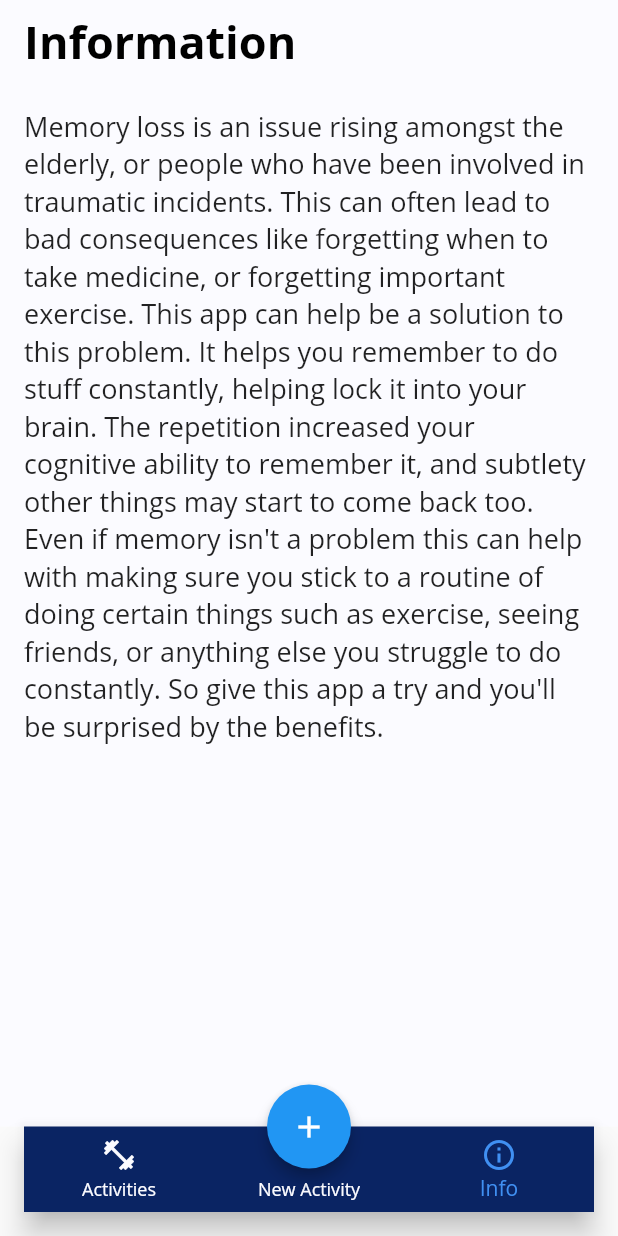
After one commit to IlluzionzDev/ActivityApp, a Flutter app: the screen it shows after launch, item 3 of the bottom bar chosen, on a phone screen of 412 x 824 dp. The commit adds this screen. Run offline on Flutter 3.47's test engine with Material 2 defaults, Android fonts, the phone set to English and light mode, and no system bars; our stand-ins replace flutter_datetime_picker, flutter_local_notifications, weekday_selector.

Commit message:
First prototype

```diff
--- a/lib/activity/activity_popup.dart
+++ b/lib/activity/activity_popup.dart
@@ -1,5 +1,6 @@
 import 'package:flutter/material.dart';
 import 'package:flutter_app/activity/activity.dart';
+import 'package:flutter_app/screens/analytics_screen.dart';
 import 'package:flutter_app/screens/create_activity.dart';
 import 'package:provider/provider.dart';
 
@@ -25,8 +26,13 @@ class ActivityOptions {
           Navigator.push(
               _context,
               MaterialPageRoute(
+                  builder: (context) => new UpdateActivity(_activity, true)));
+        } else if (result == ActivityOption.ANALYTICS) {
+          Navigator.push(
+              _context,
+              MaterialPageRoute(
                   builder: (context) =>
-                  new UpdateActivity(_activity, true)));
+                  new AnalyticsScreen(_activity)));
         } else if (result == ActivityOption.DELETE) {
           this.model.remove(_activity.id);
         }
--- a/lib/activity/timer/custom_timer.dart
+++ b/lib/activity/timer/custom_timer.dart
@@ -1,5 +1,8 @@
 // Class to store timer data
 class CustomTimer {
+
+  CustomTimer();
+  CustomTimer.preset(this.duration);
 
   // Store time data
   Duration duration = new Duration();
--- a/lib/home.dart
+++ b/lib/home.dart
@@ -1,5 +1,6 @@
 import 'package:flutter/material.dart';
 import 'package:flutter_app/screens/create_activity.dart';
+import 'package:flutter_app/screens/info_screen.dart';
 import 'package:provider/provider.dart';
 import 'package:flutter_app/screens/display_activities.dart';
 
@@ -52,7 +53,7 @@ class _HomeState extends State<Home> with WidgetsBindingObserver {
 
     return Scaffold(
         appBar: AppBar(
-          title: Text('Your Activities',
+          title: Text(_currentScreen == 0 ? 'Your Activities' : "Information",
               style: new TextStyle(
                   fontSize: 30,
                   fontWeight: FontWeight.w700,
@@ -62,7 +63,7 @@ class _HomeState extends State<Home> with WidgetsBindingObserver {
         ),
         body: new Scaffold(
           backgroundColor: Colours.white,
-          body: new DisplayActivities(),
+          body: _currentScreen == 0 ? new DisplayActivities() : new InfoScreen(),
         ),
         floatingActionButton: FloatingActionButton(
           elevation: 4,
--- /dev/null
+++ b/lib/screens/info_screen.dart
@@ -0,0 +1,25 @@
+import 'package:flutter/material.dart';
+
+// Screen to display info about application
+class InfoScreen extends StatefulWidget {
+  @override
+  _InfoScreenState createState() => _InfoScreenState();
+}
+
+class _InfoScreenState extends State<InfoScreen> {
+  @override
+  Widget build(BuildContext context) {
+    return Padding(
+      padding: EdgeInsets.all(16),
+      child: Text(
+          "Memory loss is an issue rising amongst the elderly, or people who have been involved in traumatic incidents. This"
+              " can often lead to bad consequences like forgetting when to take medicine, or forgetting important exercise."
+          " This app can help be a solution to this problem. It helps you remember to do stuff constantly, helping lock it"
+          " into your brain. The repetition increased your cognitive ability to remember it, and subtlety other things may start"
+              " to come back too. Even if memory isn't a problem this can help with making sure you stick to a routine of doing"
+              " certain things such as exercise, seeing friends, or anything else you struggle to do constantly. So give this app a try"
+              " and you'll be surprised by the benefits."
+          , style: TextStyle(fontSize: 18)),
+    );
+  }
+}
--- a/lib/screens/time_activity.dart
+++ b/lib/screens/time_activity.dart
@@ -185,6 +185,7 @@ class _ActivityTimerState extends State<ActivityTimer> {
           ),
           floatingActionButtonLocation:
               FloatingActionButtonLocation.centerFloat,
-        ));
+        )
+    );
   }
 }
```
Also changed, not shown: lib/screens/analytics_screen.dart (added, +110 -0 lines).
